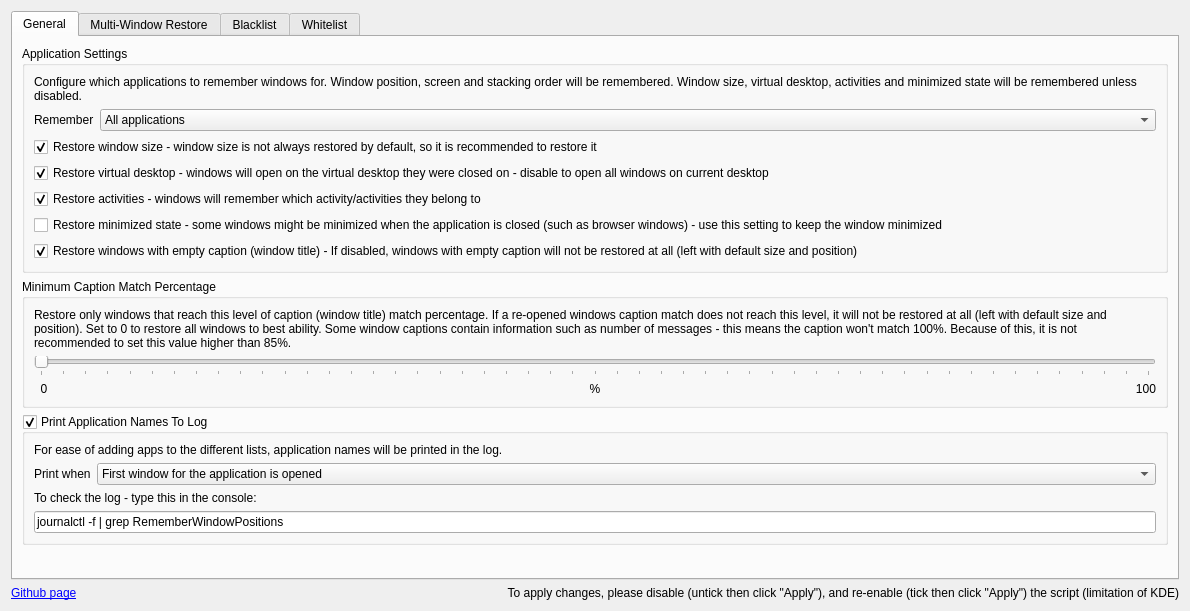
Old version of the form src/contents/ui/config.ui in the repository rxappdev/RememberWindowPositions.
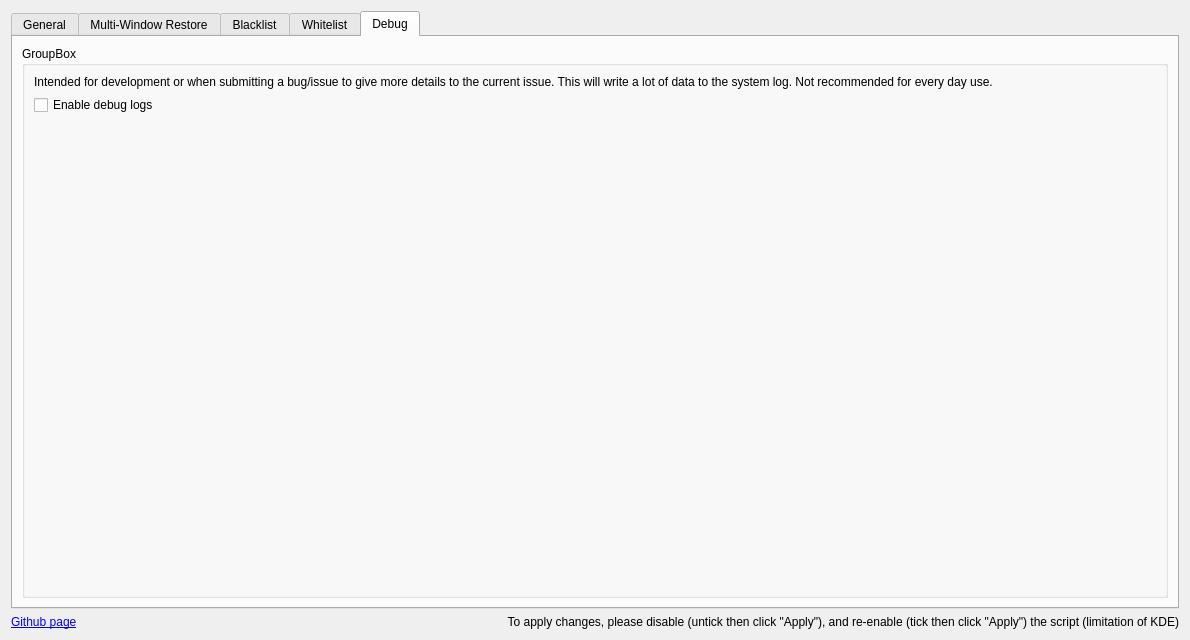
New version of the form. The open tabs and pages were chosen to show the change. Icons and pictures are not drawn.

Commit message:
Added debug logs support and bugfixes
Fixed some bugs that would result in window positions being swapped.
Added support for enabling debug logs for development purposes.

The edit to the form file:
```diff
--- a/src/contents/ui/config.ui
+++ b/src/contents/ui/config.ui
@@ -7,7 +7,7 @@
     <x>0</x>
     <y>0</y>
     <width>1190</width>
-    <height>611</height>
+    <height>640</height>
    </rect>
   </property>
   <layout class="QVBoxLayout" name="verticalLayout">
@@ -186,7 +186,7 @@
              </widget>
             </item>
             <item>
-             <widget class="QLabel" name="label">
+             <widget class="QLabel" name="label_minimumCpationMatchInfo">
               <property name="text">
                <string>%</string>
               </property>
@@ -601,6 +601,52 @@
        </item>
       </layout>
      </widget>
+     <widget class="QWidget" name="tab_debug">
+      <attribute name="icon">
+       <iconset theme="applications-development"/>
+      </attribute>
+      <attribute name="title">
+       <string>Debug</string>
+      </attribute>
+      <layout class="QVBoxLayout" name="verticalLayout_3">
+       <item>
+        <widget class="QGroupBox" name="groupBox_debug">
+         <property name="title">
+          <string>GroupBox</string>
+         </property>
+         <layout class="QVBoxLayout" name="verticalLayout_4">
+          <item>
+           <widget class="QLabel" name="label">
+            <property name="text">
+             <string>Intended for development or when submitting a bug/issue to give more details to the current issue. This will write a lot of data to the system log. Not recommended for every day use.</string>
+            </property>
+           </widget>
+          </item>
+          <item>
+           <widget class="QCheckBox" name="kcfg_debugLogs">
+            <property name="text">
+             <string>Enable debug logs</string>
+            </property>
+           </widget>
+          </item>
+          <item>
+           <spacer name="verticalSpacer_debug">
+            <property name="orientation">
+             <enum>Qt::Orientation::Vertical</enum>
+            </property>
+            <property name="sizeHint" stdset="0">
+             <size>
+              <width>20</width>
+              <height>40</height>
+             </size>
+            </property>
+           </spacer>
+          </item>
+         </layout>
+        </widget>
+       </item>
+      </layout>
+     </widget>
     </widget>
    </item>
    <item>
```
Left out of the diff: 6 changed lines with no effect on the pictures. The commit also changes 3 other files.
